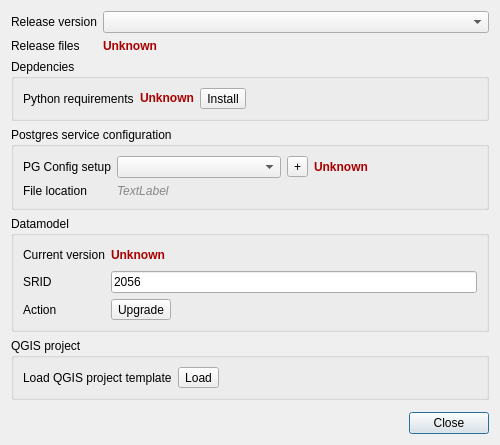
The window that qgepplugin/ui/qgepdatamodeldialog.ui (QGEP/qgepplugin) describes before a commit, drawn with Qt 5.
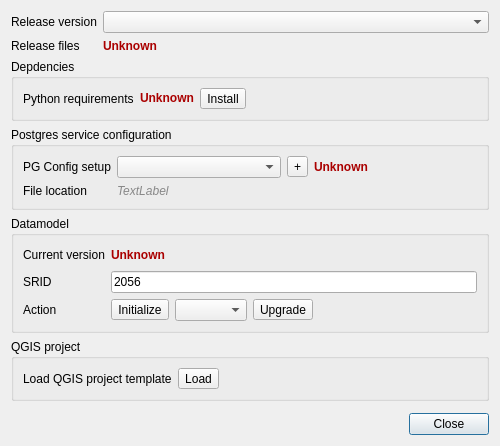
The same window after the commit.

Diff of the .ui file:
```diff
--- a/qgepplugin/ui/qgepdatamodeldialog.ui
+++ b/qgepplugin/ui/qgepdatamodeldialog.ui
@@ -200,6 +200,16 @@
       </item>
       <item row="2" column="1">
        <layout class="QHBoxLayout" name="horizontalLayout">
+        <item>
+         <widget class="QToolButton" name="initializeButton">
+          <property name="text">
+           <string>Initialize</string>
+          </property>
+         </widget>
+        </item>
+        <item>
+         <widget class="QComboBox" name="targetVersionComboBox"/>
+        </item>
         <item>
          <widget class="QToolButton" name="versionUpgradeButton">
           <property name="text">
```
